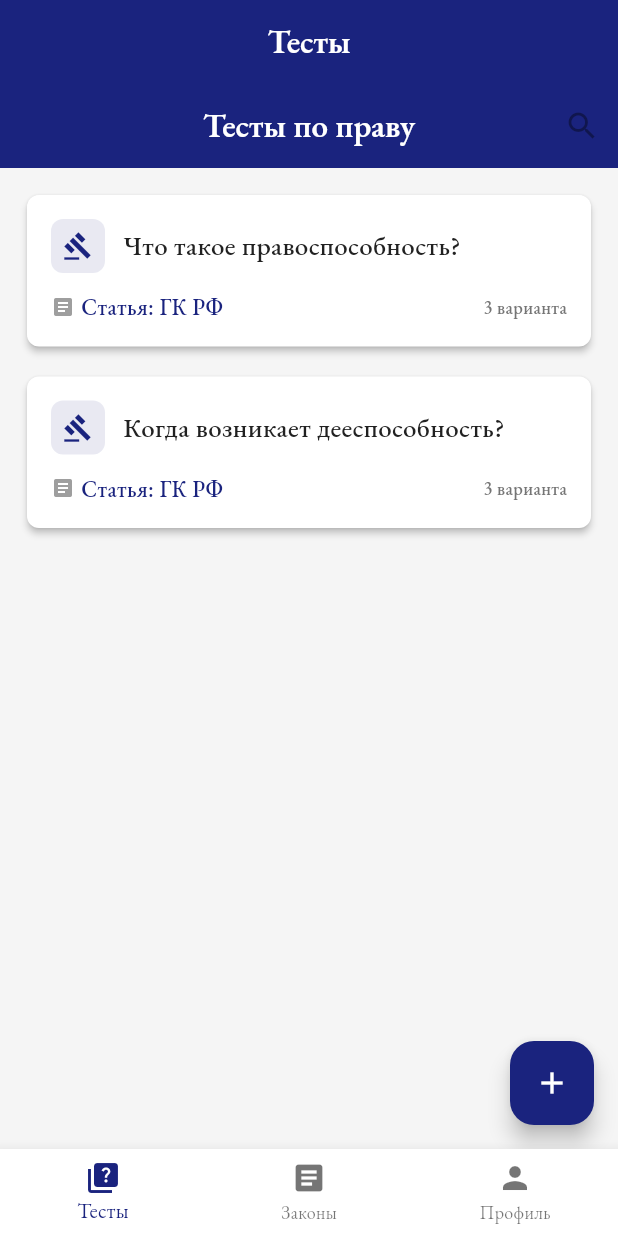
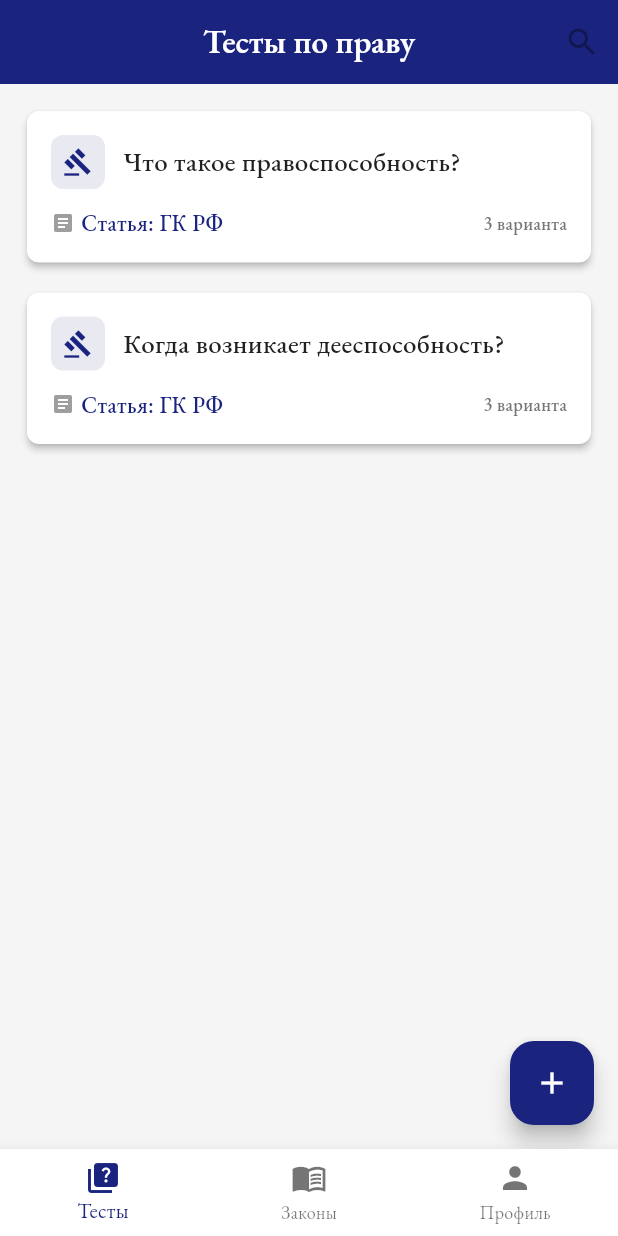
Before and after one commit to Jastline/mylawyer, a Flutter app: the screen it shows after launch, on a phone screen of 412 x 824 dp. Run offline on Flutter 3.47's test engine with Material 3 defaults, Android fonts, the phone set to English and light mode, and no system bars; our stand-ins replace sqflite; accounts and stored records are empty.

Commit message:
микро-красота разделов

```diff
--- a/lib/screens/laws/laws_screen.dart
+++ b/lib/screens/laws/laws_screen.dart
@@ -5,8 +5,8 @@ class LawsScreen extends StatelessWidget {
 
   @override
   Widget build(BuildContext context) {
-    return const Center(
-      child: Text('Здесь будут законы'),
+    return Center(
+      child: Text('Раздел законов (в разработке)', style: TextStyle(fontSize: 18)),
     );
   }
 }
--- a/lib/screens/main_screen.dart
+++ b/lib/screens/main_screen.dart
@@ -1,7 +1,7 @@
 import 'package:flutter/material.dart';
-import 'tests/tests_screen.dart';
-import 'laws/laws_screen.dart';
-import 'profile/profile_screen.dart';
+import '../screens/tests/tests_screen.dart';
+import '../screens/laws/laws_screen.dart';
+import '../screens/profile/profile_screen.dart';
 
 class MainScreen extends StatefulWidget {
   const MainScreen({super.key});
@@ -11,7 +11,7 @@ class MainScreen extends StatefulWidget {
 }
 
 class _MainScreenState extends State<MainScreen> {
-  int _selectedIndex = 0;
+  int _currentIndex = 0;
 
   final List<Widget> _screens = const [
     TestsScreen(),
@@ -19,42 +19,17 @@ class _MainScreenState extends State<MainScreen> {
     ProfileScreen(),
   ];
 
-  final List<String> _titles = [
-    'Тесты',
-    'Законы',
-    'Профиль',
-  ];
-
-  void _onTap(int index) {
-    setState(() {
-      _selectedIndex = index;
-    });
-  }
-
   @override
   Widget build(BuildContext context) {
     return Scaffold(
-      appBar: AppBar(
-        title: Text(_titles[_selectedIndex]),
-        centerTitle: true,
-      ),
-      body: _screens[_selectedIndex],
+      body: _screens[_currentIndex],
       bottomNavigationBar: BottomNavigationBar(
-        currentIndex: _selectedIndex,
-        onTap: _onTap,
+        currentIndex: _currentIndex,
+        onTap: (index) => setState(() => _currentIndex = index),
         items: const [
-          BottomNavigationBarItem(
-            icon: Icon(Icons.quiz),
-            label: 'Тесты',
-          ),
-          BottomNavigationBarItem(
-            icon: Icon(Icons.article),
-            label: 'Законы',
-          ),
-          BottomNavigationBarItem(
-            icon: Icon(Icons.person),
-            label: 'Профиль',
-          ),
+          BottomNavigationBarItem(icon: Icon(Icons.quiz), label: 'Тесты'),
+          BottomNavigationBarItem(icon: Icon(Icons.menu_book), label: 'Законы'),
+          BottomNavigationBarItem(icon: Icon(Icons.person), label: 'Профиль'),
         ],
       ),
     );
--- a/lib/screens/profile/profile_screen.dart
+++ b/lib/screens/profile/profile_screen.dart
@@ -5,8 +5,8 @@ class ProfileScreen extends StatelessWidget {
 
   @override
   Widget build(BuildContext context) {
-    return const Center(
-      child: Text('Профиль пользователя'),
+    return Center(
+      child: Text('Профиль пользователя (в разработке)', style: TextStyle(fontSize: 18)),
     );
   }
 }
```
